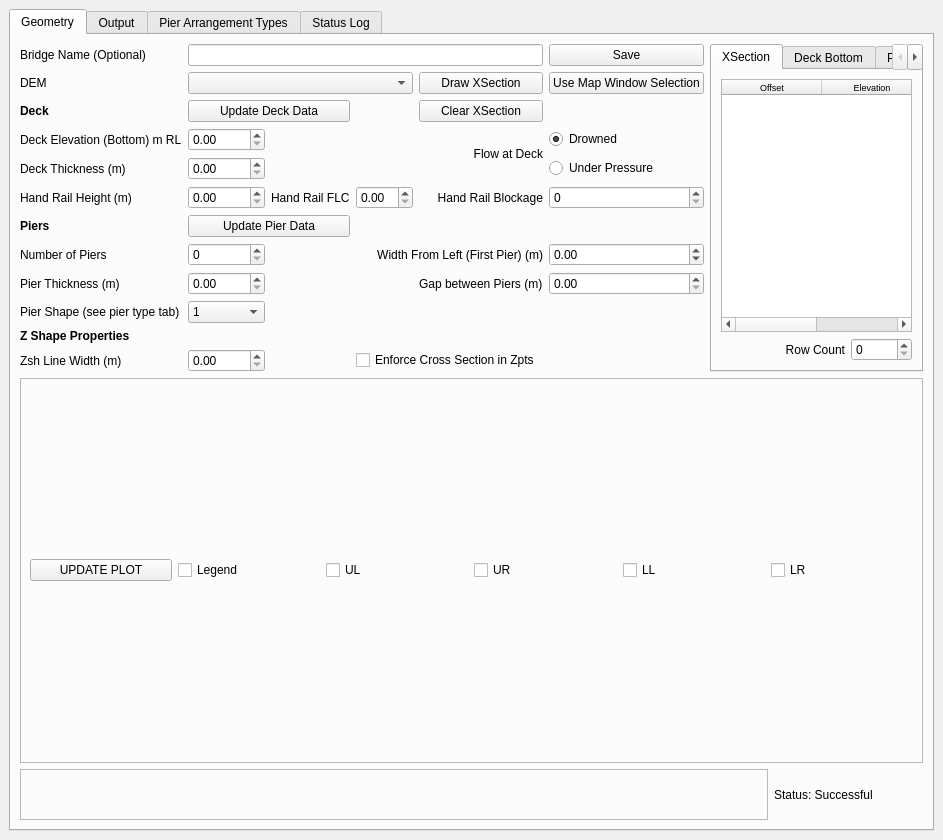
Old version of the form forms/ui_tuflowqgis_bridge_editor.ui in the repository EllisSymons/forUKOffice.
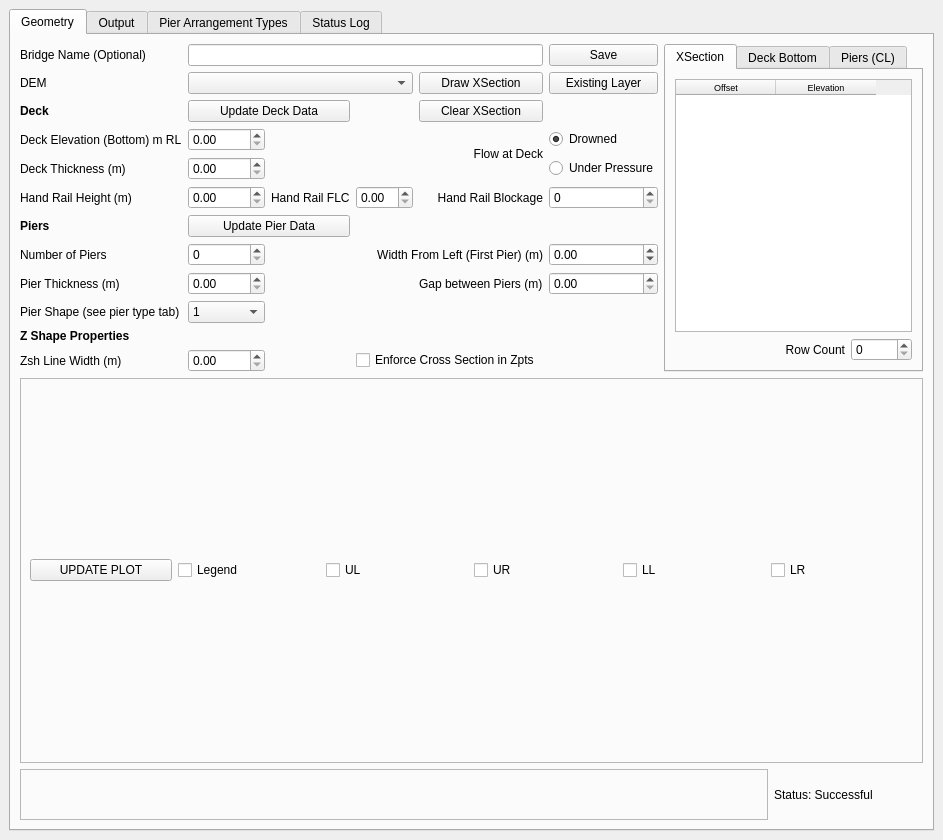
New version of the form. Icons and pictures are not drawn.

Diff of the .ui file:
```diff
--- a/forms/ui_tuflowqgis_bridge_editor.ui
+++ b/forms/ui_tuflowqgis_bridge_editor.ui
@@ -188,7 +188,7 @@
               <item row="1" column="5" rowspan="2">
                <widget class="QPushButton" name="pbUseMapWindowSel">
                 <property name="text">
-                 <string>Use Map Window Selection</string>
+                 <string>Existing Layer</string>
                 </property>
                 <property name="iconSize">
                  <size>
```
